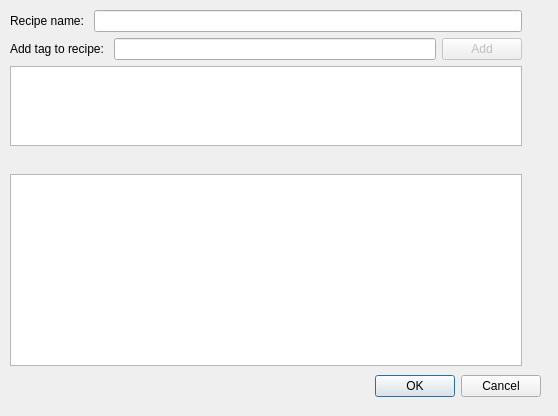
First picture: the form in cookbook/ui/addrecipedialog.ui, repository shainer/cookbook_old, before the edit.
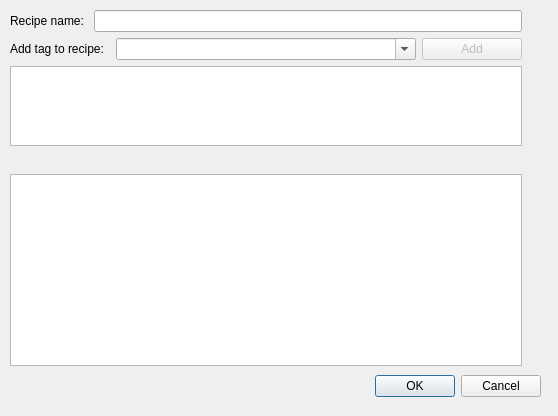
Second picture: the form after the edit.

The edit to the form file:
```diff
--- a/cookbook/ui/addrecipedialog.ui
+++ b/cookbook/ui/addrecipedialog.ui
@@ -63,7 +63,20 @@
        </widget>
       </item>
       <item>
-       <widget class="QLineEdit" name="tagLineEdit"/>
+       <widget class="QComboBox" name="tagsComboBox">
+        <property name="minimumSize">
+         <size>
+          <width>300</width>
+          <height>0</height>
+         </size>
+        </property>
+        <property name="editable">
+         <bool>true</bool>
+        </property>
+        <property name="insertPolicy">
+         <enum>QComboBox::InsertAtTop</enum>
+        </property>
+       </widget>
       </item>
       <item>
        <widget class="QPushButton" name="addTagButton">
```
